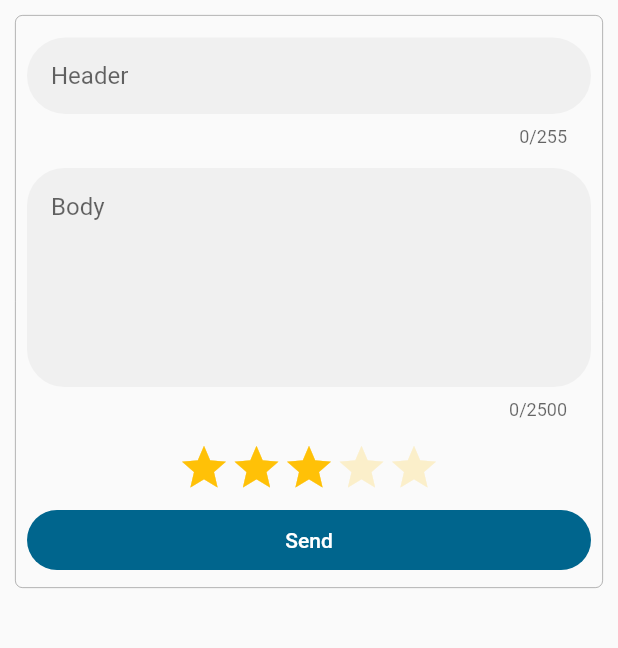
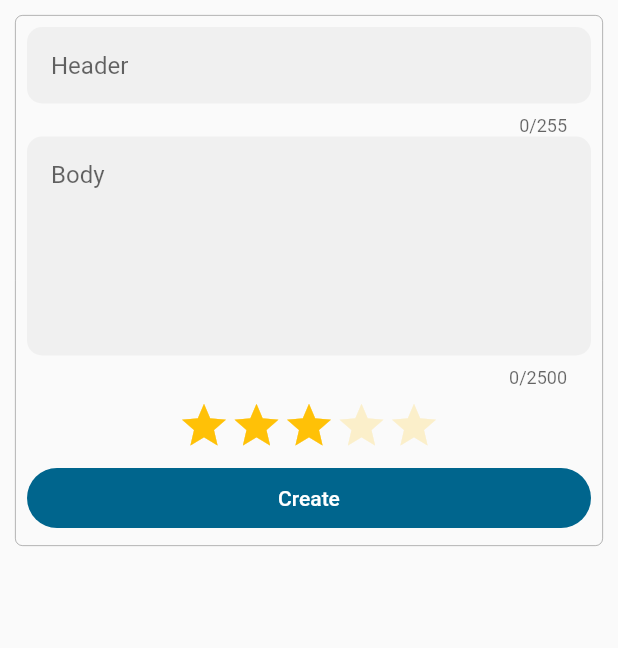
Before and after one commit to akifkadioglu/diaryapp-mobile, a Flutter app: the HomeView screen opened by its route, on a phone screen of 412 x 824 dp, the part 84-732 px from its top. Run offline on Flutter 3.47's test engine with Material 2 defaults, Android fonts, the phone set to English and light mode, and no system bars; drawn by our look-alikes of flutter_rating_bar; our stand-ins replace get, get_storage, google_mobile_ads, internet_connection_checker; accounts and stored records are empty; statements that could not run were skipped.

Commit message:
networkmanager view controllers and some models changed, added

```diff
--- a/lib/core/component/app_text_field.dart
+++ /dev/null
@@ -1,30 +0,0 @@
-import 'package:flutter/material.dart';
-import 'package:get/get.dart';
-
-class AppTextField extends StatelessWidget {
-  const AppTextField({
-    super.key,
-    this.textKey,
-  });
-  final String? textKey;
-  @override
-  Widget build(BuildContext context) {
-    return Padding(
-      padding: const EdgeInsets.symmetric(vertical: 7),
-      child: TextFormField(
-        maxLength: 255,
-        textCapitalization: TextCapitalization.sentences,
-        decoration: InputDecoration(
-          isDense: true,
-          hintText: textKey?.tr,
-          filled: true,
-          contentPadding: const EdgeInsets.symmetric(horizontal: 16, vertical: 16),
-          border: OutlineInputBorder(
-            borderSide: BorderSide.none,
-            borderRadius: BorderRadius.circular(50),
-          ),
-        ),
-      ),
-    );
-  }
-}
--- a/lib/core/component/app_textarea.dart
+++ /dev/null
@@ -1,30 +0,0 @@
-import 'package:flutter/material.dart';
-import 'package:get/get.dart';
-
-class AppTextArea extends StatelessWidget {
-  const AppTextArea({
-    super.key,
-    this.textKey,
-  });
-  final String? textKey;
-  @override
-  Widget build(BuildContext context) {
-    return Padding(
-      padding: const EdgeInsets.symmetric(vertical: 7),
-      child: TextFormField(
-        maxLength: 2500,
-        maxLines: 6,
-        textCapitalization: TextCapitalization.sentences,
-        decoration: InputDecoration(
-          hintText: textKey?.tr,
-          filled: true,
-          contentPadding: const EdgeInsets.symmetric(horizontal: 16, vertical: 16),
-          border: OutlineInputBorder(
-            borderSide: BorderSide.none,
-            borderRadius: BorderRadius.circular(25),
-          ),
-        ),
-      ),
-    );
-  }
-}
--- /dev/null
+++ b/lib/core/constants/card_constants.dart
@@ -0,0 +1,11 @@
+import 'package:flutter/material.dart';
+
+class CardConstant {
+  RoundedRectangleBorder shape(Color  color) => RoundedRectangleBorder(
+        borderRadius: const BorderRadius.all(Radius.circular(5)),
+        side: BorderSide(
+          color: color,
+          width: 0.5,
+        ),
+      );
+}
--- /dev/null
+++ b/lib/core/constants/text_field_constants.dart
@@ -0,0 +1,15 @@
+import 'package:flutter/material.dart';
+import 'package:get/get.dart';
+
+class TextFieldConstant {
+  static InputDecoration decoration({String? textKey}) => InputDecoration(
+        isDense: true,
+        hintText: textKey?.tr,
+        filled: true,
+        contentPadding: const EdgeInsets.symmetric(horizontal: 16, vertical: 16),
+        border: OutlineInputBorder(
+          borderSide: BorderSide.none,
+          borderRadius: BorderRadius.circular(10),
+        ),
+      );
+}
--- a/lib/core/localization/en.dart
+++ b/lib/core/localization/en.dart
@@ -13,5 +13,6 @@ class English {
         IKey.CHANGE_THEME: 'Change theme',
         IKey.EMAIL: 'E-Mail',
         IKey.PASSWORD: 'Password',
+        IKey.CREATE: 'Create',
       };
 }
--- a/lib/core/localization/keys.dart
+++ b/lib/core/localization/keys.dart
@@ -10,4 +10,5 @@ class IKey {
   static const String CHANGE_THEME = '8';
   static const String EMAIL = '9';
   static const String PASSWORD = '10';
+  static const String CREATE = '11';
 }
--- a/lib/core/localization/tr.dart
+++ b/lib/core/localization/tr.dart
@@ -13,5 +13,6 @@ class Turkish {
         IKey.CHANGE_THEME: 'Temayı Değiştir',
         IKey.EMAIL: 'E-Posta',
         IKey.PASSWORD: 'Şifre',
+        IKey.CREATE: 'Oluştur',
       };
 }
--- a/lib/core/snackbar/manager.dart
+++ b/lib/core/snackbar/manager.dart
@@ -5,7 +5,7 @@ class SnackbarManager {
     return Get.showSnackbar(
       GetSnackBar(
         title: title,
-        message: message,
+        message: message ?? '',
         duration: Duration(seconds: 3),
       ),
     );
--- a/lib/views/home/view.dart
+++ b/lib/views/home/view.dart
@@ -3,13 +3,14 @@ import 'package:get/get.dart';
 import 'package:mobile/core/base/state.dart';
 import 'package:mobile/core/base/view.dart';
 import 'package:mobile/core/component/app_button.dart';
-import 'package:mobile/core/component/app_text_field.dart';
-import 'package:mobile/core/component/app_textarea.dart';
+import 'package:mobile/core/constants/card_constants.dart';
+import 'package:mobile/core/constants/text_field_constants.dart';
 import 'package:mobile/core/localization/keys.dart';
 import 'package:mobile/core/routes/go_route.dart';
 import 'package:mobile/core/routes/route_names.dart';
 import 'package:flutter_rating_bar/flutter_rating_bar.dart';
 import 'package:mobile/views/home/service.dart';
+import 'package:mobile/views/home/view_controller.dart';
 
 class HomeView extends StatefulWidget {
   const HomeView({super.key});
@@ -25,8 +26,7 @@ class _HomeViewState extends BaseState<HomeView> {
     super.initState();
   }
 
-  double _userRating = 3.0;
-
+  HomeViewController c = Get.put(HomeViewController());
   @override
   Widget build(BuildContext context) {
     return BaseView(
@@ -57,21 +57,33 @@ class _HomeViewState extends BaseState<HomeView> {
               color: context.theme.canvasColor,
               elevation: 0,
               margin: const EdgeInsets.all(10),
-              shape: RoundedRectangleBorder(
-                borderRadius: const BorderRadius.all(Radius.circular(5)),
-                side: BorderSide(
-                  color: context.theme.disabledColor,
-                  width: 0.5,
-                ),
-              ),
+              shape: CardConstant().shape(context.theme.disabledColor),
               child: Padding(
                 padding: const EdgeInsets.all(8.0),
                 child: Column(
                   children: [
-                    const AppTextField(textKey: IKey.HEADER),
-                    const AppTextArea(textKey: IKey.BODY),
+                    TextField(
+                      maxLength: 255,
+                      textCapitalization: TextCapitalization.sentences,
+                      decoration: TextFieldConstant.decoration(textKey: IKey.HEADER),
+                      controller: c.header.value,
+                    ),
+                    TextFormField(
+                      maxLength: 2500,
+                      maxLines: 6,
+                      textCapitalization: TextCapitalization.sentences,
+                      decoration: TextFieldConstant.decoration(textKey: IKey.BODY),
+                      controller: c.body.value,
+                    ),
                     rateBar(),
-                    AppButton(textKey: IKey.SEND, func: deneme),
+                    Obx(
+                      () => AnimatedSwitcher(
+                        duration: const Duration(milliseconds: 150),
+                        child: !c.isLoading.value
+                            ? const AppButton(textKey: IKey.CREATE, func: create)
+                            : const AppButtonLoading(),
+                      ),
+                    )
                   ],
                 ),
               ),
@@ -97,8 +109,9 @@ class _HomeViewState extends BaseState<HomeView> {
         allowHalfRating: true,
         unratedColor: Colors.amber.withAlpha(50),
         direction: Axis.horizontal,
+        updateOnDrag: true,
         onRatingUpdate: (double value) {
-          _userRating = value;
+          c.rate.value = value;
         },
       ),
     );
--- /dev/null
+++ b/lib/views/home/view_controller.dart
@@ -0,0 +1,10 @@
+import 'package:flutter/material.dart';
+import 'package:get/get.dart';
+
+class HomeViewController extends GetxController {
+  var rate = 3.0.obs;
+  var header = TextEditingController().obs;
+  var body = TextEditingController().obs;
+  var isLoading = false.obs;
+  get setLoading => isLoading.value = !isLoading.value;
+}
```
Also changed, not shown: lib/core/component/app_button.dart (+24 -0 lines), lib/core/models/bad_request_model.dart (added, +25 -0 lines), lib/core/models/network_model.dart (added, +29 -0 lines), lib/core/network/manager.dart (+13 -9 lines), lib/views/auth/login/service.dart (+14 -3 lines), lib/views/auth/login/view.dart (+39 -10 lines), lib/views/auth/login/view_controller.dart (added, +9 -0 lines), lib/views/home/service.dart (+19 -3 lines).
